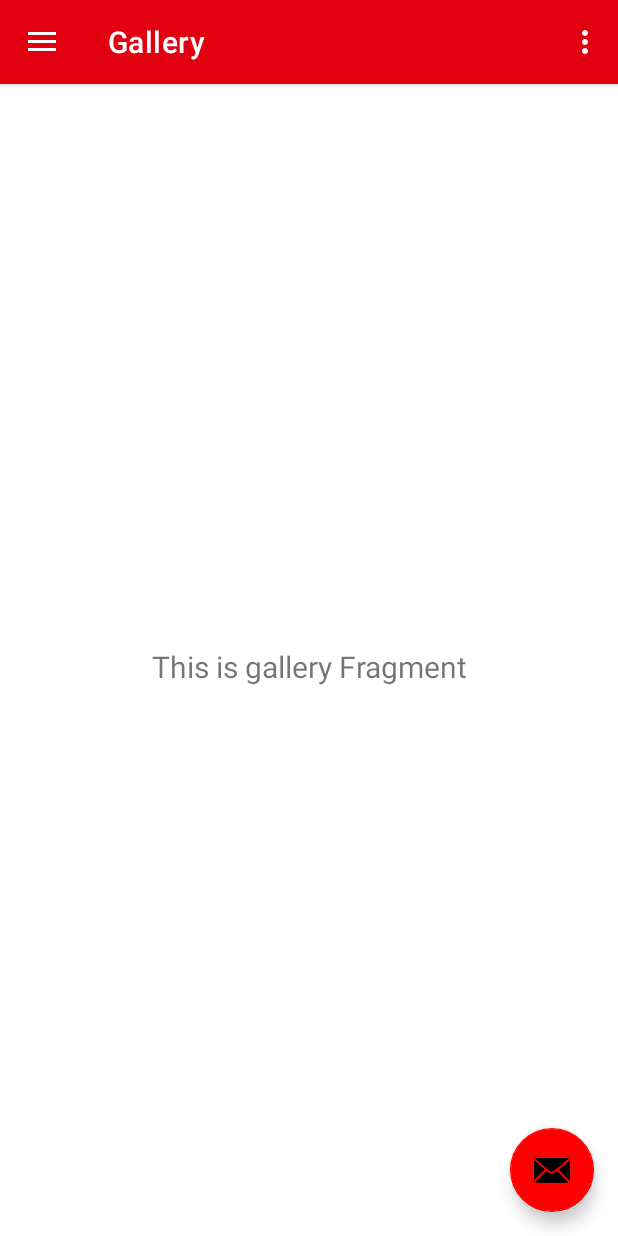
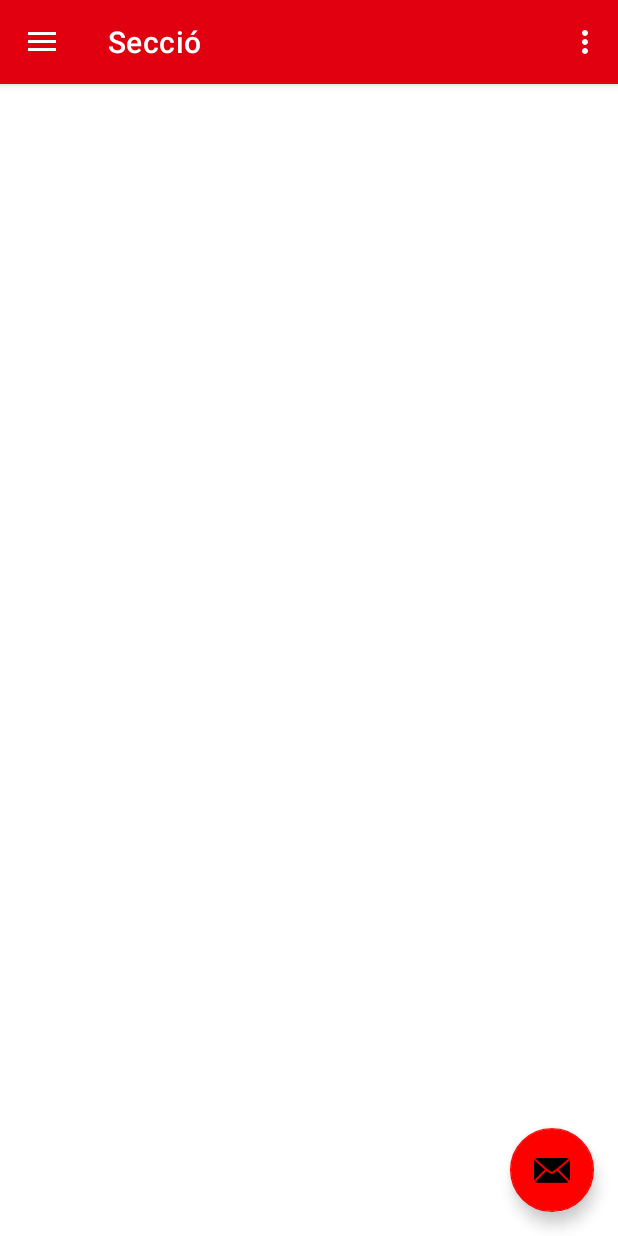
Before and after one commit to thorsnest/Act9gonzaleznestor, an Android app: the screen it shows after launch (MainActivity), after a tap on "Televisors", on a phone screen of 412 x 824 dp. Run offline under Robolectric (Android 15) with nearby library versions, the phone set to English and light mode, and no system bars; our stand-ins replace navigation-ui; pictures from the network do not load.

Commit message:
New Act9

```diff
--- a/app/build.gradle
+++ b/app/build.gradle
@@ -33,10 +33,18 @@ android {
     buildFeatures {
         viewBinding true
     }
+    buildscript {
+        repositories {
+            google()
+        }
+    }
+
+
 }
 
 dependencies {
 
+    implementation 'androidx.navigation:navigation-safe-args-gradle-plugin:2.5.3'
     implementation 'androidx.core:core-ktx:1.7.0'
     implementation 'androidx.appcompat:appcompat:1.5.1'
     implementation 'com.google.android.material:material:1.7.0'
--- a/app/src/main/java/com/example/act9gonzaleznestor/Adaptador.kt
+++ b/app/src/main/java/com/example/act9gonzaleznestor/Adaptador.kt
@@ -2,6 +2,7 @@ package com.example.act9gonzaleznestor
 
 import android.view.LayoutInflater
 import android.view.ViewGroup
+import androidx.core.os.bundleOf
 import androidx.navigation.findNavController
 import androidx.recyclerview.widget.RecyclerView
 import com.bumptech.glide.Glide
@@ -24,12 +25,9 @@ class Adaptador(private val tipusList: List<TipusCategories>): RecyclerView.Adap
             holder.binding.imatgeTipusIv.getLayoutParams().width = 1000
         }else{
             holder.itemView.setOnClickListener{
-                when(position) {
-                    1 -> it.findNavController().navigate(R.id.nav_gallery)
-                    2 -> it.findNavController().navigate(R.id.nav_slideshow)
-                    3 -> it.findNavController().navigate(R.id.nav_gallery)
-                    4 -> it.findNavController().navigate(R.id.nav_gallery)
-                }
+                var bundle = bundleOf()
+                bundle.putInt("key", position)
+                it.findNavController().navigate(R.id.nav_seccio, bundle)
             }
         holder.binding.nomTipusTv.text = tipusList[position].nom
         Glide.with(holder.binding.root.context).load(tipusList[position].imatge).into(holder.binding.imatgeTipusIv)
--- a/app/src/main/java/com/example/act9gonzaleznestor/MainActivity.kt
+++ b/app/src/main/java/com/example/act9gonzaleznestor/MainActivity.kt
@@ -2,7 +2,6 @@ package com.example.act9gonzaleznestor
 
 import android.os.Bundle
 import android.view.Menu
-import android.view.View
 import com.google.android.material.snackbar.Snackbar
 import com.google.android.material.navigation.NavigationView
 import androidx.navigation.findNavController
@@ -12,8 +11,6 @@ import androidx.navigation.ui.setupActionBarWithNavController
 import androidx.navigation.ui.setupWithNavController
 import androidx.drawerlayout.widget.DrawerLayout
 import androidx.appcompat.app.AppCompatActivity
-import androidx.recyclerview.widget.LinearLayoutManager
-import androidx.recyclerview.widget.RecyclerView
 import com.example.act9gonzaleznestor.databinding.ActivityMainBinding
 
 class MainActivity : AppCompatActivity() {
@@ -40,7 +37,7 @@ class MainActivity : AppCompatActivity() {
         // menu should be considered as top level destinations.
         appBarConfiguration = AppBarConfiguration(
             setOf(
-                R.id.nav_home, R.id.nav_gallery, R.id.nav_slideshow
+                R.id.nav_home, R.id.nav_seccio, R.id.nav_slideshow
             ), drawerLayout
         )
         setupActionBarWithNavController(navController, appBarConfiguration)
--- a/app/src/main/java/com/example/act9gonzaleznestor/ui/gallery/GalleryFragment.kt
+++ /dev/null
@@ -1,42 +0,0 @@
-package com.example.act9gonzaleznestor.ui.gallery
-
-import android.os.Bundle
-import android.view.LayoutInflater
-import android.view.View
-import android.view.ViewGroup
-import android.widget.TextView
-import androidx.fragment.app.Fragment
-import androidx.lifecycle.ViewModelProvider
-import com.example.act9gonzaleznestor.databinding.FragmentGalleryBinding
-
-class GalleryFragment : Fragment() {
-
-    private var _binding: FragmentGalleryBinding? = null
-
-    // This property is only valid between onCreateView and
-    // onDestroyView.
-    private val binding get() = _binding!!
-
-    override fun onCreateView(
-        inflater: LayoutInflater,
-        container: ViewGroup?,
-        savedInstanceState: Bundle?
-    ): View {
-        val galleryViewModel =
-            ViewModelProvider(this).get(GalleryViewModel::class.java)
-
-        _binding = FragmentGalleryBinding.inflate(inflater, container, false)
-        val root: View = binding.root
-
-        val textView: TextView = binding.textGallery
-        galleryViewModel.text.observe(viewLifecycleOwner) {
-            textView.text = it
-        }
-        return root
-    }
-
-    override fun onDestroyView() {
-        super.onDestroyView()
-        _binding = null
-    }
-}
--- a/app/src/main/java/com/example/act9gonzaleznestor/ui/gallery/GalleryViewModel.kt
+++ /dev/null
@@ -1,13 +0,0 @@
-package com.example.act9gonzaleznestor.ui.gallery
-
-import androidx.lifecycle.LiveData
-import androidx.lifecycle.MutableLiveData
-import androidx.lifecycle.ViewModel
-
-class GalleryViewModel : ViewModel() {
-
-    private val _text = MutableLiveData<String>().apply {
-        value = "This is gallery Fragment"
-    }
-    val text: LiveData<String> = _text
-}
--- /dev/null
+++ b/app/src/main/java/com/example/act9gonzaleznestor/ui/gallery/SeccioFragment.kt
@@ -0,0 +1,56 @@
+package com.example.act9gonzaleznestor.ui.gallery
+
+import android.icu.lang.UCharacter
+import android.os.Bundle
+import android.view.LayoutInflater
+import android.view.View
+import android.view.ViewGroup
+import androidx.fragment.app.Fragment
+import com.example.act9gonzaleznestor.databinding.FragmentSeccioBinding
+
+class SeccioFragment : Fragment() {
+
+    private var _binding: FragmentSeccioBinding? = null
+
+    // This property is only valid between onCreateView and
+    // onDestroyView.
+    private val binding get() = _binding!!
+
+    override fun onCreateView(
+        inflater: LayoutInflater,
+        container: ViewGroup?,
+        savedInstanceState: Bundle?
+    ): View {
+        when(arguments?.getInt("key")){
+            1 -> omplirSmartphones()
+            2 -> omplirOrdinadors()
+            3 -> omplirTelevisors()
+            4 -> omplirMovilitat()
+        }
+        _binding = FragmentSeccioBinding.inflate(inflater, container, false)
+        val root: View = binding.root
+        return root
+    }
+
+    private fun omplirSmartphones() {
+
+    }
+
+    private fun omplirOrdinadors() {
+
+    }
+
+    private fun omplirTelevisors() {
+
+    }
+
+    private fun omplirMovilitat() {
+
+    }
+
+
+    override fun onDestroyView() {
+        super.onDestroyView()
+        _binding = null
+    }
+}
--- a/app/src/main/res/layout/fragment_gallery.xml
+++ b/app/src/main/res/layout/fragment_seccio.xml
@@ -4,7 +4,7 @@
     xmlns:tools="http://schemas.android.com/tools"
     android:layout_width="match_parent"
     android:layout_height="match_parent"
-    tools:context=".ui.gallery.GalleryFragment">
+    tools:context=".ui.gallery.SeccioFragment">
 
     <TextView
         android:id="@+id/text_gallery"
--- a/app/src/main/res/menu/activity_main_drawer.xml
+++ b/app/src/main/res/menu/activity_main_drawer.xml
@@ -9,12 +9,12 @@
             android:icon="@drawable/ic_menu_camera"
             android:title="@string/menu_home" />
         <item
-            android:id="@+id/nav_gallery"
+            android:id="@+id/nav_seccio"
             android:icon="@drawable/ic_menu_gallery"
-            android:title="@string/menu_gallery" />
+            android:title="@string/menu_seccio" />
         <item
             android:id="@+id/nav_slideshow"
             android:icon="@drawable/ic_menu_slideshow"
-            android:title="@string/menu_slideshow" />
+            android:title="@string/carret_de_compra" />
     </group>
 </menu>
--- a/app/src/main/res/navigation/mobile_navigation.xml
+++ b/app/src/main/res/navigation/mobile_navigation.xml
@@ -9,17 +9,27 @@
         android:id="@+id/nav_home"
         android:name="com.example.act9gonzaleznestor.ui.home.HomeFragment"
         android:label="@string/menu_home"
-        tools:layout="@layout/fragment_home" />
+        tools:layout="@layout/fragment_home" >
+        <action
+            android:id="@+id/action_nav_home_to_nav_seccio"
+            app:destination="@id/nav_seccio"
+            app:enterAnim="@android:anim/cycle_interpolator" />
+    </fragment>
 
     <fragment
-        android:id="@+id/nav_gallery"
-        android:name="com.example.act9gonzaleznestor.ui.gallery.GalleryFragment"
-        android:label="@string/menu_gallery"
-        tools:layout="@layout/fragment_gallery" />
+        android:id="@+id/nav_seccio"
+        android:name="com.example.act9gonzaleznestor.ui.gallery.SeccioFragment"
+        android:label="@string/menu_seccio"
+        tools:layout="@layout/fragment_seccio" >
+        <argument
+            android:name="key"
+            app:argType="integer"
+            android:defaultValue="1" />
+    </fragment>
 
     <fragment
         android:id="@+id/nav_slideshow"
         android:name="com.example.act9gonzaleznestor.ui.slideshow.SlideshowFragment"
-        android:label="@string/menu_slideshow"
+        android:label="@string/carret_de_compra"
         tools:layout="@layout/fragment_slideshow" />
 </navigation>
--- a/app/src/main/res/values/strings.xml
+++ b/app/src/main/res/values/strings.xml
@@ -8,6 +8,6 @@
     <string name="action_settings">Settings</string>
 
     <string name="menu_home">Categories</string>
-    <string name="menu_gallery">Gallery</string>
-    <string name="menu_slideshow">Slideshow</string>
+    <string name="menu_seccio">Secció</string>
+    <string name="carret_de_compra">Carret de compra</string>
 </resources>
--- a/build.gradle
+++ b/build.gradle
@@ -1,5 +1,6 @@
 // Top-level build file where you can add configuration options common to all sub-projects/modules.
 plugins {
+    id 'androidx.navigation.safeargs' version '2.5.3' apply false
     id 'com.android.application' version '7.3.1' apply false
     id 'com.android.library' version '7.3.1' apply false
     id 'org.jetbrains.kotlin.android' version '1.7.20' apply false
```
Also changed, not shown: app/src/main/java/com/example/act9gonzaleznestor/ui/home/HomeFragment.kt (+5 -5 lines).
